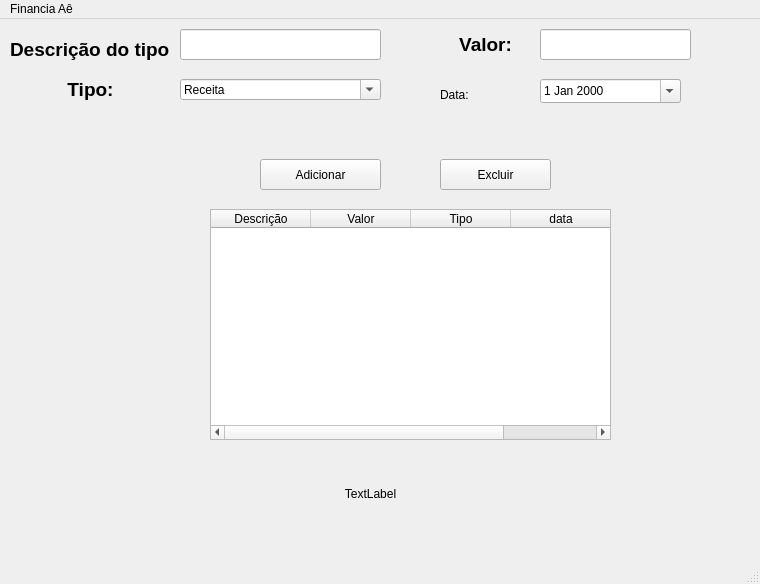
Old version of the form Projeto_Gamma/ui/main_window.ui in the repository Hudson-Mesquita/ProjectGamma.
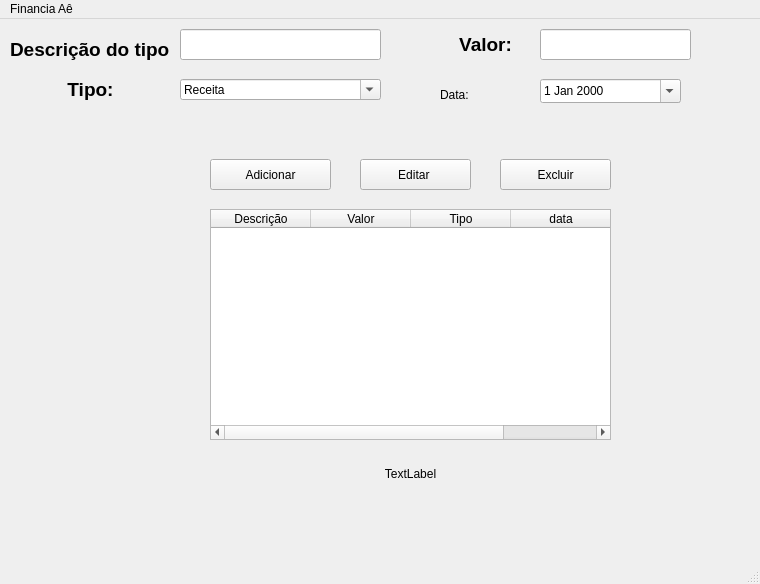
New version of the form.

Commit message: Atualização V0.08, adicionado a possibilidadede editar os dados

What changed in the file:
```diff
--- a/Projeto_Gamma/ui/main_window.ui
+++ b/Projeto_Gamma/ui/main_window.ui
@@ -105,7 +105,7 @@
    <widget class="QPushButton" name="pushButton">
     <property name="geometry">
      <rect>
-      <x>260</x>
+      <x>210</x>
       <y>140</y>
       <width>121</width>
       <height>31</height>
@@ -151,7 +151,7 @@
    <widget class="QPushButton" name="BotaoExcluir">
     <property name="geometry">
      <rect>
-      <x>440</x>
+      <x>500</x>
       <y>140</y>
       <width>111</width>
       <height>31</height>
@@ -190,8 +190,8 @@
    <widget class="QLabel" name="label_Saldo">
     <property name="geometry">
      <rect>
-      <x>240</x>
-      <y>460</y>
+      <x>280</x>
+      <y>440</y>
       <width>261</width>
       <height>31</height>
      </rect>
@@ -200,6 +200,19 @@
      <string>&lt;html&gt;&lt;head/&gt;&lt;body&gt;&lt;p align=&quot;center&quot;&gt;TextLabel&lt;/p&gt;&lt;/body&gt;&lt;/html&gt;</string>
     </property>
    </widget>
+   <widget class="QPushButton" name="BotaoEditarCategoria">
+    <property name="geometry">
+     <rect>
+      <x>360</x>
+      <y>140</y>
+      <width>111</width>
+      <height>31</height>
+     </rect>
+    </property>
+    <property name="text">
+     <string>Editar </string>
+    </property>
+   </widget>
   </widget>
   <widget class="QMenuBar" name="menubar">
    <property name="geometry">
```
The commit also changes 7 other files.
